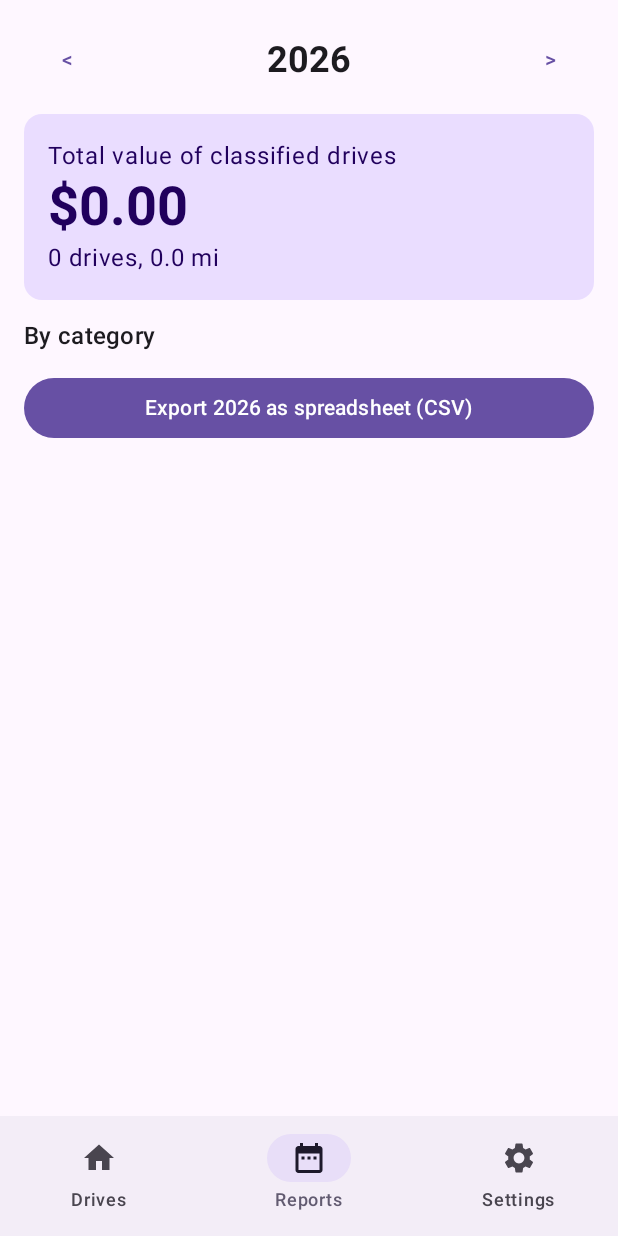
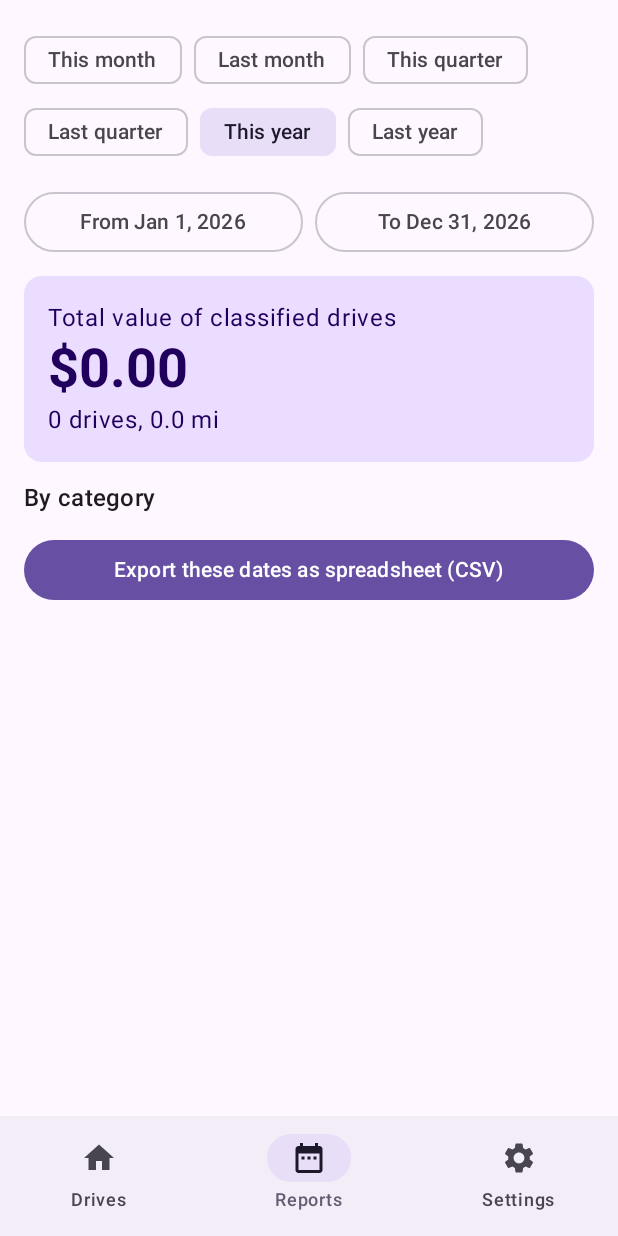
Before and after one commit to sloantech/OpenMiles, an Android app built with Jetpack Compose: the screen it shows after launch (MainActivity), item 2 of the bottom bar chosen, on a phone screen of 412 x 824 dp. Run offline under Robolectric (Android 15) with nearby library versions, the phone set to English and light mode, and no system bars; our stand-ins replace Room's generated code.

Commit message:
Reports: custom date ranges, quick presets, and range-based CSV export
Co-Authored-By: Claude Sonnet 5.5 <noreply@anthropic.com>
Claude-Session: https://claude.ai/code/session_014wPCD573MXtTz4TxHDWSfq

```diff
--- a/app/src/main/java/org/openmiles/app/domain/Calc.kt
+++ b/app/src/main/java/org/openmiles/app/domain/Calc.kt
@@ -6,9 +6,38 @@ import org.openmiles.app.data.Rate
 import org.openmiles.app.data.TripSummary
 import java.time.Instant
 import java.time.LocalDate
+import java.time.YearMonth
 import java.time.ZoneId
 import java.time.format.DateTimeFormatter
 import java.util.Locale
+
+/** A span of days, including both the first and the last day. */
+data class DateRange(val from: LocalDate, val to: LocalDate) {
+    init {
+        require(!to.isBefore(from)) { "The end date must not be before the start date." }
+    }
+
+    operator fun contains(date: LocalDate): Boolean = !date.isBefore(from) && !date.isAfter(to)
+
+    companion object {
+        fun month(day: LocalDate): DateRange {
+            val ym = YearMonth.from(day)
+            return DateRange(ym.atDay(1), ym.atEndOfMonth())
+        }
+
+        fun lastMonth(today: LocalDate): DateRange = month(today.withDayOfMonth(1).minusDays(1))
+
+        fun quarter(day: LocalDate): DateRange {
+            val firstMonth = ((day.monthValue - 1) / 3) * 3 + 1
+            val start = LocalDate.of(day.year, firstMonth, 1)
+            return DateRange(start, YearMonth.from(start.plusMonths(2)).atEndOfMonth())
+        }
+
+        fun lastQuarter(today: LocalDate): DateRange = quarter(quarter(today).from.minusDays(1))
+
+        fun year(year: Int): DateRange = DateRange(LocalDate.of(year, 1, 1), LocalDate.of(year, 12, 31))
+    }
+}
 
 object Calc {
     const val METERS_PER_MILE = 1609.344
@@ -51,6 +80,10 @@ object Calc {
 
     fun fmtDate(millis: Long): String = toDate(millis).format(dateFmt)
 
+    private val dayFmt = DateTimeFormatter.ofPattern("MMM d, yyyy", Locale.US)
+
+    fun fmtDay(day: LocalDate): String = day.format(dayFmt)
+
     fun fmtTime(millis: Long): String =
         Instant.ofEpochMilli(millis).atZone(ZoneId.systemDefault()).format(timeFmt)
 }
@@ -71,12 +104,20 @@ object Csv {
         trips: List<TripSummary>,
         categories: List<Category>,
         rates: List<Rate>
+    ): String = buildRange(DateRange.year(year), trips, categories, rates)
+
+    /** A spreadsheet-ready log of every trip from the first day through the last day of the range. */
+    fun buildRange(
+        range: DateRange,
+        trips: List<TripSummary>,
+        categories: List<Category>,
+        rates: List<Rate>
     ): String {
         val byId = categories.associateBy { it.id }
         val sb = StringBuilder()
         sb.append("Date,Start,End,Miles,Category,Type,Rate per mile,Value,Notes\n")
         trips
-            .filter { Calc.toDate(it.startTime).year == year }
+            .filter { Calc.toDate(it.startTime) in range }
             .sortedBy { it.startTime }
             .forEach { t ->
                 val cat = t.categoryId?.let { byId[it] }
--- a/app/src/main/java/org/openmiles/app/ui/Screens.kt
+++ b/app/src/main/java/org/openmiles/app/ui/Screens.kt
@@ -38,6 +38,8 @@ import androidx.compose.material3.AlertDialog
 import androidx.compose.material3.Button
 import androidx.compose.material3.Card
 import androidx.compose.material3.CardDefaults
+import androidx.compose.material3.DatePicker
+import androidx.compose.material3.DatePickerDialog
 import androidx.compose.material3.ExperimentalMaterial3Api
 import androidx.compose.material3.FilterChip
 import androidx.compose.material3.HorizontalDivider
@@ -52,10 +54,12 @@ import androidx.compose.material3.SwipeToDismissBox
 import androidx.compose.material3.SwipeToDismissBoxValue
 import androidx.compose.material3.Text
 import androidx.compose.material3.TextButton
+import androidx.compose.material3.rememberDatePickerState
 import androidx.compose.material3.rememberSwipeToDismissBoxState
 import androidx.compose.runtime.Composable
 import androidx.compose.runtime.getValue
 import androidx.compose.runtime.mutableIntStateOf
+import androidx.compose.runtime.mutableLongStateOf
 import androidx.compose.runtime.mutableStateOf
 import androidx.compose.runtime.remember
 import androidx.compose.runtime.saveable.rememberSaveable
@@ -76,11 +80,14 @@ import org.openmiles.app.data.Kind
 import org.openmiles.app.data.Rate
 import org.openmiles.app.data.TripSummary
 import org.openmiles.app.domain.Calc
+import org.openmiles.app.domain.DateRange
 import org.openmiles.app.domain.Csv
 import org.openmiles.app.tracking.LiveTrip
 import org.openmiles.app.tracking.TrackingService
 import java.io.File
+import java.time.Instant
 import java.time.LocalDate
+import java.time.ZoneOffset
 
 // ---------------------------------------------------------------------------
 // App shell with three tabs
@@ -399,34 +406,88 @@ private fun TripDialog(
 }
 
 // ---------------------------------------------------------------------------
-// Reports tab: totals by category and CSV export
+// Reports tab: totals by category for any date range, and CSV export
 // ---------------------------------------------------------------------------
 
+@OptIn(ExperimentalMaterial3Api::class, ExperimentalLayoutApi::class)
 @Composable
 fun ReportsScreen(vm: AppViewModel) {
     val trips by vm.trips.collectAsStateWithLifecycle()
     val categories by vm.categories.collectAsStateWithLifecycle()
     val rates by vm.rates.collectAsStateWithLifecycle()
     val context = LocalContext.current
-    var year by rememberSaveable { mutableIntStateOf(LocalDate.now().year) }
+    val today = LocalDate.now()
+    val thisYear = DateRange.year(today.year)
+    var fromDay by rememberSaveable { mutableLongStateOf(thisYear.from.toEpochDay()) }
+    var toDay by rememberSaveable { mutableLongStateOf(thisYear.to.toEpochDay()) }
+    var picking by rememberSaveable { mutableStateOf("") } // "", "from", or "to"
 
-    val yearTrips = trips.filter { Calc.toDate(it.startTime).year == year }
+    val range = DateRange(LocalDate.ofEpochDay(fromDay), LocalDate.ofEpochDay(maxOf(fromDay, toDay)))
+    val rangeTrips = trips.filter { Calc.toDate(it.startTime) in range }
     val byId = categories.associateBy { it.id }
-    val unclassified = yearTrips.count { it.categoryId == null || byId[it.categoryId] == null }
-    val totalValue = yearTrips.sumOf { Calc.valueOf(it, byId[it.categoryId], rates) }
+    val unclassified = rangeTrips.count { it.categoryId == null || byId[it.categoryId] == null }
+    val totalValue = rangeTrips.sumOf { Calc.valueOf(it, byId[it.categoryId], rates) }
+
+    val presets = listOf(
+        "This month" to DateRange.month(today),
+        "Last month" to DateRange.lastMonth(today),
+        "This quarter" to DateRange.quarter(today),
+        "Last quarter" to DateRange.lastQuarter(today),
+        "This year" to DateRange.year(today.year),
+        "Last year" to DateRange.year(today.year - 1)
+    )
 
     Column(
         Modifier.fillMaxSize().padding(16.dp).verticalScroll(rememberScrollState()),
         verticalArrangement = Arrangement.spacedBy(12.dp)
     ) {
-        Row(
-            Modifier.fillMaxWidth(),
-            horizontalArrangement = Arrangement.SpaceBetween,
-            verticalAlignment = Alignment.CenterVertically
-        ) {
-            TextButton(onClick = { year -= 1 }) { Text("<") }
-            Text("$year", style = MaterialTheme.typography.headlineSmall, fontWeight = FontWeight.Bold)
-            TextButton(onClick = { year += 1 }) { Text(">") }
+        FlowRow(horizontalArrangement = Arrangement.spacedBy(8.dp)) {
+            presets.forEach { (label, preset) ->
+                FilterChip(
+                    selected = range == preset,
+                    onClick = {
+                        fromDay = preset.from.toEpochDay()
+                        toDay = preset.to.toEpochDay()
+                    },
+                    label = { Text(label) }
+                )
+            }
+        }
+
+        Row(Modifier.fillMaxWidth(), horizontalArrangement = Arrangement.spacedBy(8.dp)) {
+            OutlinedButton(onClick = { picking = "from" }, modifier = Modifier.weight(1f)) {
+                Text("From ${Calc.fmtDay(range.from)}")
+            }
+            OutlinedButton(onClick = { picking = "to" }, modifier = Modifier.weight(1f)) {
+                Text("To ${Calc.fmtDay(range.to)}")
+            }
+        }
+
+        if (picking.isNotEmpty()) {
+            val initial = if (picking == "from") range.from else range.to
+            val state = rememberDatePickerState(
+                initialSelectedDateMillis = initial.atStartOfDay(ZoneOffset.UTC).toInstant().toEpochMilli()
+            )
+            DatePickerDialog(
+                onDismissRequest = { picking = "" },
+                confirmButton = {
+                    TextButton(onClick = {
+                        val ms = state.selectedDateMillis
+                        if (ms != null) {
+                            val day = Instant.ofEpochMilli(ms).atZone(ZoneOffset.UTC).toLocalDate().toEpochDay()
+                            if (picking == "from") {
+                                fromDay = day
+                                if (toDay < day) toDay = day
+                            } else {
+                                toDay = day
+                                if (fromDay > day) fromDay = day
+                            }
+                        }
+                        picking = ""
+                    }) { Text("OK") }
+                },
+                dismissButton = { TextButton(onClick = { picking = "" }) { Text("Cancel") } }
+            ) { DatePicker(state = state) }
         }
 
         Card(
@@ -440,7 +501,7 @@ fun ReportsScreen(vm: AppViewModel) {
                     style = MaterialTheme.typography.displaySmall,
                     fontWeight = FontWeight.Bold
                 )
-                Text("${yearTrips.size} drives, ${Calc.fmtMiles(yearTrips.sumOf { it.distanceMeters })}")
+                Text("${rangeTrips.size} drives, ${Calc.fmtMiles(rangeTrips.sumOf { it.distanceMeters })}")
                 if (unclassified > 0) {
                     Text(
                         "$unclassified drives still need a category.",
@@ -452,7 +513,7 @@ fun ReportsScreen(vm: AppViewModel) {
 
         Text("By category", style = MaterialTheme.typography.titleMedium)
         categories.forEach { cat ->
-            val mine = yearTrips.filter { it.categoryId == cat.id }
+            val mine = rangeTrips.filter { it.categoryId == cat.id }
             if (mine.isNotEmpty()) {
                 Row(Modifier.fillMaxWidth(), horizontalArrangement = Arrangement.SpaceBetween) {
                     Column(Modifier.weight(1f)) {
@@ -472,23 +533,23 @@ fun ReportsScreen(vm: AppViewModel) {
         }
 
         Button(
-            onClick = { shareCsv(context, year, trips, categories, rates) },
+            onClick = { shareCsv(context, range, trips, categories, rates) },
             modifier = Modifier.fillMaxWidth()
-        ) { Text("Export $year as spreadsheet (CSV)") }
+        ) { Text("Export these dates as spreadsheet (CSV)") }
     }
 }
 
 private fun shareCsv(
     context: Context,
-    year: Int,
+    range: DateRange,
     trips: List<TripSummary>,
     categories: List<Category>,
     rates: List<Rate>
 ) {
     try {
         val dir = File(context.cacheDir, "exports").apply { mkdirs() }
-        val file = File(dir, "openmiles-$year.csv")
-        file.writeText(Csv.build(year, trips, categories, rates))
+        val file = File(dir, "openmiles-${range.from}-to-${range.to}.csv")
+        file.writeText(Csv.buildRange(range, trips, categories, rates))
         val uri = FileProvider.getUriForFile(context, "${context.packageName}.fileprovider", file)
         val send = Intent(Intent.ACTION_SEND).apply {
             type = "text/csv"
```
Also changed, not shown: 1 other file.
